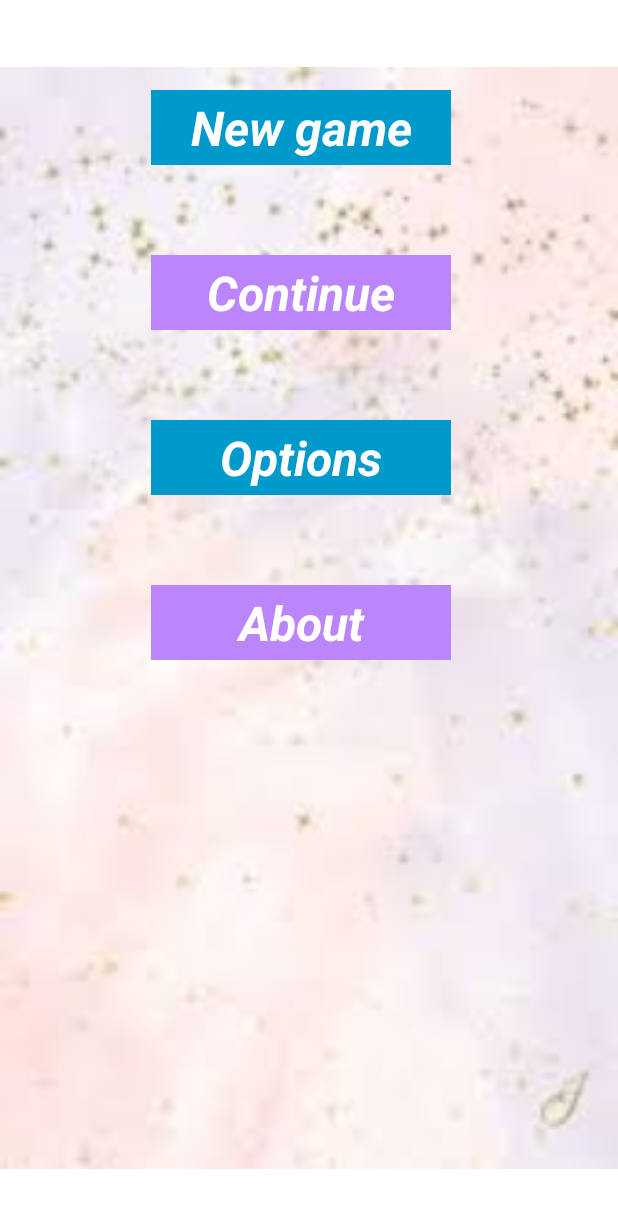
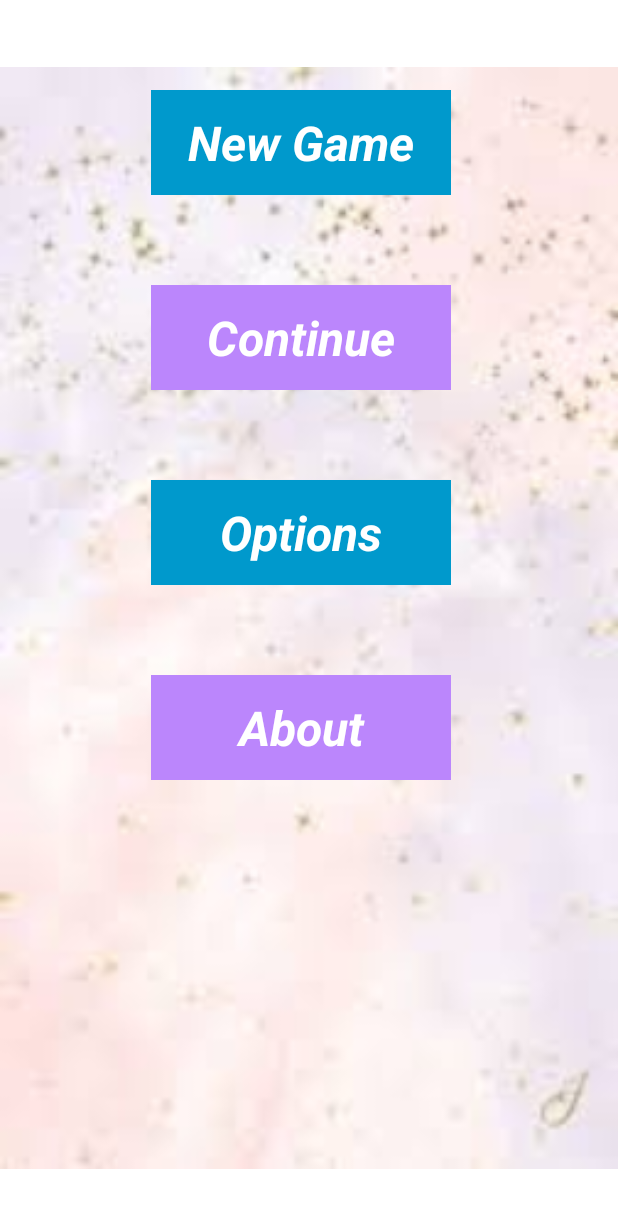
Before and after one commit to ArtemZonov/ResursesAndStyles, an Android app: the screen it shows after launch (MainActivity), on a phone screen of 412 x 824 dp. Shown: the top 1208 px of the screen. Run offline under Robolectric (Android 15) with nearby library versions, the phone set to English and light mode, and no system bars.

Commit message:
ready go

```diff
--- a/app/src/main/res/layout/activity_main.xml
+++ b/app/src/main/res/layout/activity_main.xml
@@ -23,14 +23,14 @@
         android:layout_width="wrap_content"
         android:layout_height="wrap_content"
         android:layout_marginTop="60dp"
-        android:layout_padding="8dp"
         android:width="200dp"
-        android:height="50dp"
+        android:height="70dp"
         android:background="@android:color/holo_blue_dark"
         android:gravity="center"
-        android:text="New game"
+        android:padding="8dp"
+        android:text="@string/new_game"
         android:textColor="@color/cardview_light_background"
-        android:textSize="32dp"
+        android:textSize="32sp"
         android:textStyle="bold|italic"
         app:layout_constraintEnd_toEndOf="parent"
         app:layout_constraintHorizontal_bias="0.475"
@@ -42,15 +42,15 @@
         android:layout_width="wrap_content"
         android:layout_height="wrap_content"
         android:layout_marginTop="60dp"
-        android:layout_padding="8dp"
+        android:width="200dp"
+        android:height="70dp"
         android:background="@color/purple_200"
         android:gravity="center"
+        android:padding="8dp"
         android:text="@string/Continue"
         android:textColor="@color/cardview_light_background"
-        android:textSize="32dp"
+        android:textSize="32sp"
         android:textStyle="bold|italic"
-        android:width="200dp"
-        android:height="50dp"
         app:layout_constraintEnd_toEndOf="@+id/tvNewGame"
         app:layout_constraintHorizontal_bias="0.475"
         app:layout_constraintStart_toStartOf="@+id/tvNewGame"
@@ -61,14 +61,14 @@
         android:layout_width="wrap_content"
         android:layout_height="wrap_content"
         android:layout_marginTop="60dp"
-        android:layout_padding="8dp"
         android:width="200dp"
-        android:height="50dp"
+        android:height="70dp"
         android:background="@android:color/holo_blue_dark"
         android:gravity="center"
+        android:padding="8dp"
         android:text="@string/options"
         android:textColor="@color/cardview_light_background"
-        android:textSize="32dp"
+        android:textSize="32sp"
         android:textStyle="bold|italic"
         app:layout_constraintEnd_toEndOf="@+id/tvNewGame"
         app:layout_constraintHorizontal_bias="0.498"
@@ -80,14 +80,14 @@
         android:layout_width="wrap_content"
         android:layout_height="wrap_content"
         android:layout_marginTop="60dp"
-        android:layout_padding="8dp"
         android:width="200dp"
-        android:height="50dp"
+        android:height="70dp"
         android:background="@color/purple_200"
         android:gravity="center"
+        android:padding="8dp"
         android:text="@string/about"
         android:textColor="@color/cardview_light_background"
-        android:textSize="32dp"
+        android:textSize="32sp"
         android:textStyle="bold|italic"
         app:layout_constraintEnd_toEndOf="@+id/tvNewGame"
         app:layout_constraintHorizontal_bias="0.498"
```
